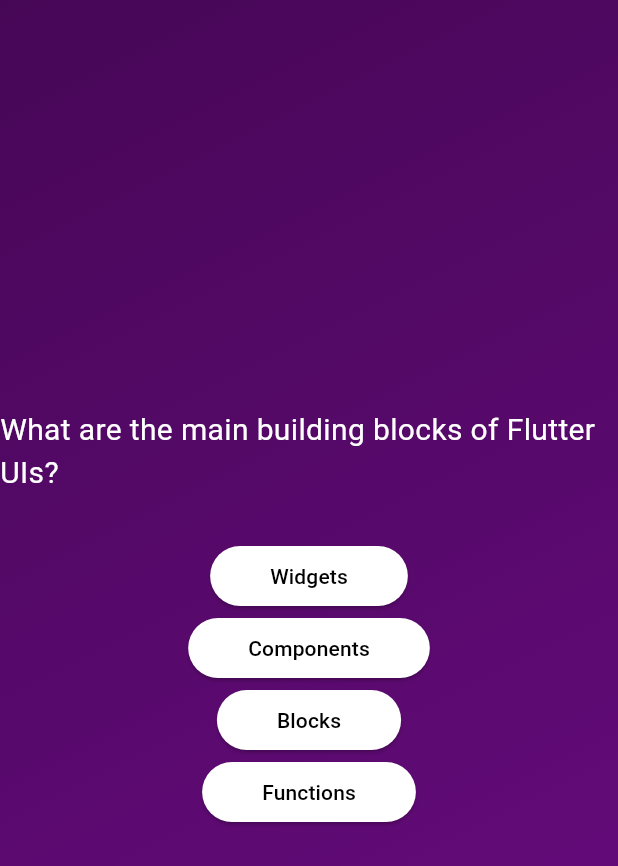
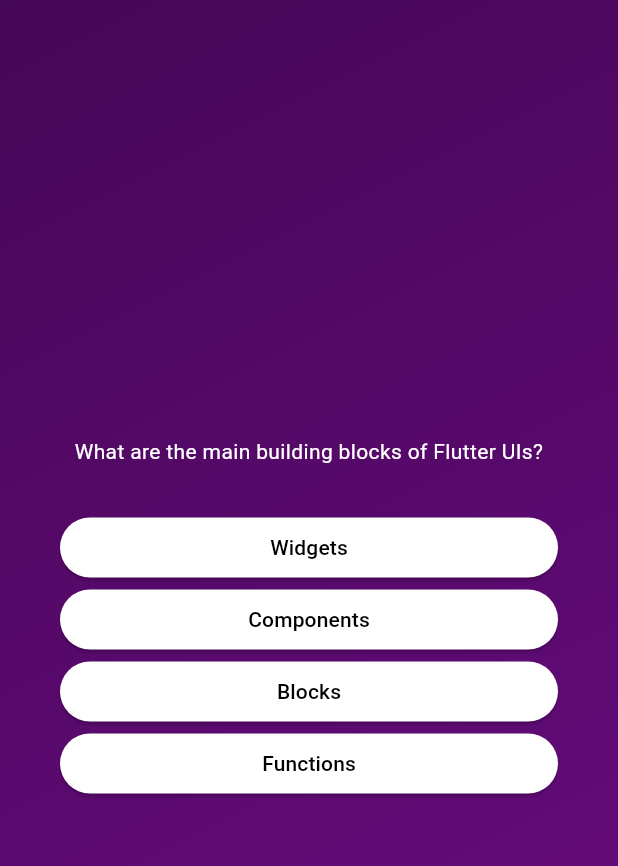
Before and after one commit to pauloh-neo/flutter-quiz-app, a Flutter app: the screen it shows after launch, after a tap on "Start Quiz", on a phone screen of 412 x 824 dp. Shown: the top 866 px of the screen. Run offline on Flutter 3.47's test engine with Material 3 defaults, Android fonts, the phone set to English and light mode, and no system bars.

Commit message:
Fix Items alignment

```diff
--- a/lib/questions_screen.dart
+++ b/lib/questions_screen.dart
@@ -19,12 +19,18 @@ class _QuestionsScreenState extends State<QuestionsScreen> {
     return SizedBox(
       // Takes full screen's width
       width: double.infinity,
+      child: Container(
+        margin: const EdgeInsets.all(40),
         child: Column(
           mainAxisAlignment: MainAxisAlignment.center,
+          crossAxisAlignment: CrossAxisAlignment.stretch,
           children: [
             Text(
               currentQuestion.text,
-            style: const TextStyle(color: Colors.white, fontSize: 20),
+              style: const TextStyle(
+                color: Colors.white,
+              ),
+              textAlign: TextAlign.center,
             ),
             const SizedBox(
               height: 30,
@@ -38,6 +44,7 @@ class _QuestionsScreenState extends State<QuestionsScreen> {
             }),
           ],
         ),
+      ),
     );
   }
 }
```
Lines whose indentation alone changed are shown as unchanged.
